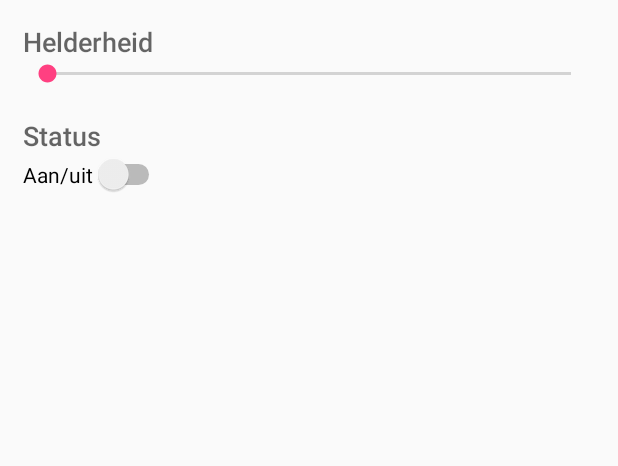
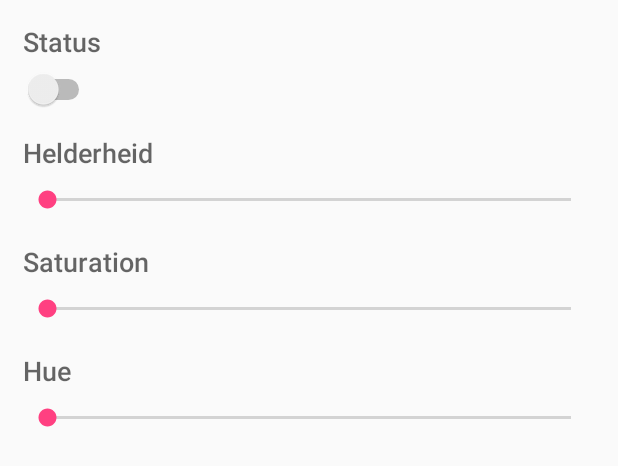
Before and after one commit to JorickDJ/AndroidHueApp, an Android app: the layout activity_light_detail.xml on its own in the app's theme, with its tools: preview values and no code run, on a phone screen of 412 x 824 dp. Shown: the top 466 px of the screen. Run offline under Robolectric (Android 15) with nearby library versions, the phone set to English and light mode, and no system bars.

Commit message:
Added saturation and hue support

```diff
--- a/app/src/main/AndroidManifest.xml
+++ b/app/src/main/AndroidManifest.xml
@@ -21,9 +21,13 @@
             </intent-filter>
         </activity>
         <activity
-            android:name=".LightDetail"
+            android:name=".LightDetailActivity"
             android:label="@string/title_activity_light_detail"
             android:theme="@style/AppTheme" >
+
+            <meta-data
+                android:name="android.support.PARENT_ACTIVITY"
+                android:value="com.example.jorick.androidhueapp.MainActivity" />
         </activity>
     </application>
 
--- a/app/src/main/java/com/example/jorick/androidhueapp/MainActivity.java
+++ b/app/src/main/java/com/example/jorick/androidhueapp/MainActivity.java
@@ -37,7 +37,7 @@ public class MainActivity extends AppCompatActivity {
         lstLights.setOnItemClickListener(new AdapterView.OnItemClickListener() {
             @Override
             public void onItemClick(AdapterView<?> parent, View view, int position, long id) {
-                Intent detailIntent = new Intent(getApplicationContext(), LightDetail.class);
+                Intent detailIntent = new Intent(getApplicationContext(), LightDetailActivity.class);
                 detailIntent.putExtra("light", adapter.getItem((int) id));
 
                 startActivity(detailIntent);
@@ -48,7 +48,7 @@ public class MainActivity extends AppCompatActivity {
     @Override
     public boolean onCreateOptionsMenu(Menu menu) {
         // Inflate the menu; this adds items to the action bar if it is present.
-        getMenuInflater().inflate(R.menu.menu_main, menu);
+        //getMenuInflater().inflate(R.menu.menu_main, menu);
         return true;
     }
 
--- a/app/src/main/res/layout/activity_light_detail.xml
+++ b/app/src/main/res/layout/activity_light_detail.xml
@@ -10,11 +10,25 @@
         android:layout_width="match_parent"
         android:layout_height="wrap_content"
         android:textAppearance="@android:style/TextAppearance.DeviceDefault.Medium"
+        android:text="Status" />
+
+    <Switch
+        android:layout_width="wrap_content"
+        android:layout_height="wrap_content"
+        android:paddingTop="10dp"
+        android:paddingBottom="20dp"
+        android:id="@+id/onSwitch" />
+
+    <TextView
+        android:layout_width="match_parent"
+        android:layout_height="wrap_content"
+        android:textAppearance="@android:style/TextAppearance.DeviceDefault.Medium"
         android:text="Helderheid" />
 
     <SeekBar
         android:layout_width="match_parent"
         android:layout_height="wrap_content"
+        android:paddingTop="10dp"
         android:paddingBottom="20dp"
         android:max="255"
         android:id="@+id/seekBar" />
@@ -23,13 +37,28 @@
         android:layout_width="match_parent"
         android:layout_height="wrap_content"
         android:textAppearance="@android:style/TextAppearance.DeviceDefault.Medium"
-        android:text="Status" />
+        android:text="Saturation" />
 
-    <Switch
-        android:layout_width="wrap_content"
+    <SeekBar
+        android:layout_width="match_parent"
         android:layout_height="wrap_content"
-        android:text="Aan/uit"
-        android:id="@+id/onSwitch" />
+        android:paddingTop="10dp"
+        android:paddingBottom="20dp"
+        android:max="255"
+        android:id="@+id/seekSaturation" />
 
+    <TextView
+        android:layout_width="match_parent"
+        android:layout_height="wrap_content"
+        android:textAppearance="@android:style/TextAppearance.DeviceDefault.Medium"
+        android:text="Hue" />
+
+    <SeekBar
+        android:layout_width="match_parent"
+        android:layout_height="wrap_content"
+        android:paddingTop="10dp"
+        android:paddingBottom="20dp"
+        android:max="65535"
+        android:id="@+id/seekHue" />
 
 </LinearLayout>
```
Also changed, not shown: app/src/main/java/com/example/jorick/androidhueapp/Light.java (+23 -8 lines), app/src/main/java/com/example/jorick/androidhueapp/LightDetail.java (deleted, +0 -38 lines), app/src/main/java/com/example/jorick/androidhueapp/LightDetailActivity.java (added, +102 -0 lines), app/src/main/java/com/example/jorick/androidhueapp/LightRetriever.java (+12 -9 lines), app/src/main/java/com/example/jorick/androidhueapp/LightSender.java (+14 -8 lines).
